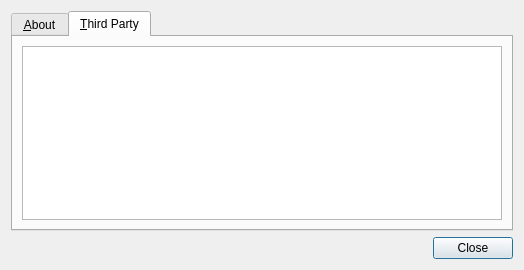
Above: src/UserInterface/src/Dialog/AboutDialog.ui from till213/SkyDolly before the change. Below: the same form after it.
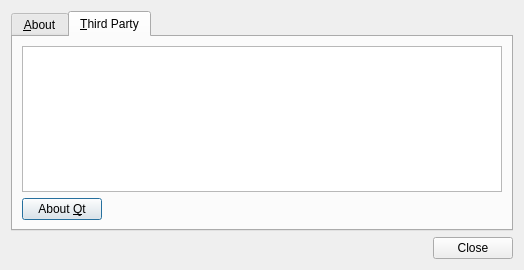
That is the form after the change. The open tabs and pages were chosen to show the change. Icons and pictures are not drawn. Custom widgets are drawn as their Qt base class.

Commit message:
Move About Qt action into about dialog
- Refactor CheckGit.cmake

The edit to the form file:
```diff
--- a/src/UserInterface/src/Dialog/AboutDialog.ui
+++ b/src/UserInterface/src/Dialog/AboutDialog.ui
@@ -107,8 +107,8 @@
       <attribute name="title">
        <string>&amp;Third Party</string>
       </attribute>
-      <layout class="QGridLayout" name="gridLayout">
-       <item row="0" column="0">
+      <layout class="QVBoxLayout" name="verticalLayout_3">
+       <item>
         <widget class="HyperlinkTextEdit" name="creditsTextEdit">
          <property name="minimumSize">
           <size>
@@ -124,6 +124,30 @@
          </property>
         </widget>
        </item>
+       <item>
+        <layout class="QHBoxLayout" name="horizontalLayout_2">
+         <item>
+          <widget class="QPushButton" name="aboutQtPushButton">
+           <property name="text">
+            <string>About &amp;Qt</string>
+           </property>
+          </widget>
+         </item>
+         <item>
+          <spacer name="horizontalSpacer_3">
+           <property name="orientation">
+            <enum>Qt::Horizontal</enum>
+           </property>
+           <property name="sizeHint" stdset="0">
+            <size>
+             <width>40</width>
+             <height>20</height>
+            </size>
+           </property>
+          </spacer>
+         </item>
+        </layout>
+       </item>
       </layout>
      </widget>
     </widget>
```
The commit also changes 10 other files.
